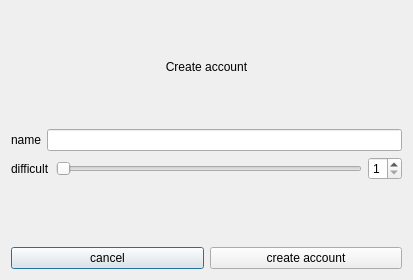
The window that src/windows/uis/LoginDialog.ui (ZulusK/orchestrix) describes before a commit, drawn with Qt 5.
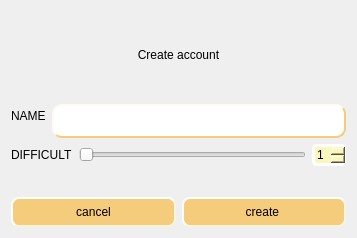
The same window after the commit. Icons and pictures are not drawn.

Patch:
```diff
--- a/src/windows/uis/LoginDialog.ui
+++ b/src/windows/uis/LoginDialog.ui
@@ -6,8 +6,8 @@
    <rect>
     <x>0</x>
     <y>0</y>
-    <width>413</width>
-    <height>280</height>
+    <width>357</width>
+    <height>238</height>
    </rect>
   </property>
   <property name="windowTitle">
@@ -16,6 +16,9 @@
   <layout class="QVBoxLayout" name="verticalLayout">
    <item>
     <widget class="QLabel" name="label_3">
+     <property name="styleSheet">
+      <string notr="true">font: 75 20pt &quot;URW Bookman L&quot;;</string>
+     </property>
      <property name="text">
       <string>Create account</string>
      </property>
@@ -28,25 +31,48 @@
     <layout class="QFormLayout" name="formLayout">
      <item row="0" column="0">
       <widget class="QLabel" name="label">
+       <property name="styleSheet">
+        <string notr="true">font: 75 17pt &quot;URW Bookman L&quot;;</string>
+       </property>
        <property name="text">
-        <string>name</string>
+        <string>NAME</string>
        </property>
       </widget>
      </item>
      <item row="0" column="1">
-      <widget class="QLineEdit" name="nameEdit"/>
+      <widget class="QLineEdit" name="nameEdit">
+       <property name="styleSheet">
+        <string notr="true">   background-color: white;
+    border-style: outset;
+    border-width: 2px;
+    border-radius: 10px;
+    border-color: rgb(245, 203, 124);
+    font: 14px;
+    min-width: 10em;
+    padding: 6px;
+
+   
+                   </string>
+       </property>
+      </widget>
      </item>
      <item row="2" column="0" colspan="2">
       <layout class="QHBoxLayout" name="horizontalLayout">
        <item>
         <widget class="QLabel" name="label_2">
+         <property name="styleSheet">
+          <string notr="true">font: 75 17pt &quot;URW Bookman L&quot;;</string>
+         </property>
          <property name="text">
-          <string>difficult</string>
+          <string>DIFFICULT</string>
          </property>
         </widget>
        </item>
        <item>
         <widget class="QSlider" name="horizontalSlider">
+         <property name="styleSheet">
+          <string notr="true"/>
+         </property>
          <property name="minimum">
           <number>1</number>
          </property>
@@ -60,6 +86,11 @@
        </item>
        <item>
         <widget class="QSpinBox" name="spinBox">
+         <property name="styleSheet">
+          <string notr="true">border: 3px solid white; 
+border-radius: 5px; 
+background-color: rgb(250, 247, 190);</string>
+         </property>
          <property name="minimum">
           <number>1</number>
          </property>
@@ -79,6 +110,16 @@
     <layout class="QHBoxLayout" name="horizontalLayout_2">
      <item>
       <widget class="QPushButton" name="pushButton_2">
+       <property name="styleSheet">
+        <string notr="true">font: 75 15pt &quot;URW Bookman L&quot;;
+background-color: rgb(245, 203, 124);
+border-style: outset;
+border-width: 2px;
+border-radius: 8px;
+border-color: beige;
+min-width: 5em;
+ padding: 6px;</string>
+       </property>
        <property name="text">
         <string>cancel</string>
        </property>
@@ -86,8 +127,29 @@
      </item>
      <item>
       <widget class="QPushButton" name="pushButton">
+       <property name="styleSheet">
+        <string notr="true">font: 75 15pt &quot;URW Bookman L&quot;;
+font: 75 15pt &quot;URW Bookman L&quot;;
+background-color: rgb(245, 203, 124);
+border-style: outset;
+border-width: 2px;
+border-radius: 8px;
+border-color: beige;
+min-width: 5em;
+ padding: 6px;</string>
+       </property>
        <property name="text">
-        <string>create account</string>
+        <string>create </string>
+       </property>
+       <property name="icon">
+        <iconset>
+         <normaloff>../../../basic1-112_user_add_new-512.png</normaloff>../../../basic1-112_user_add_new-512.png</iconset>
+       </property>
+       <property name="iconSize">
+        <size>
+         <width>25</width>
+         <height>25</height>
+        </size>
        </property>
       </widget>
      </item>
```
